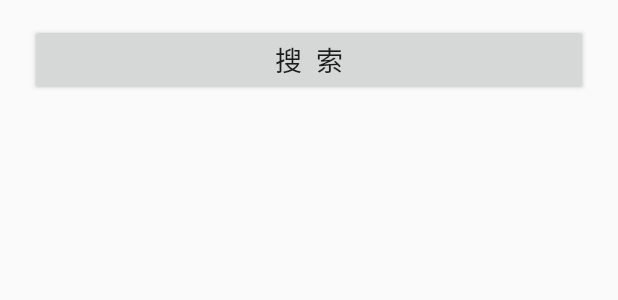
After one commit to NicolasKun/MemoDemo, an Android app: the layout activity_select_device.xml on its own in the app's theme, with its tools: preview values and no code run, on a phone screen of 412 x 824 dp. The commit adds this screen. Shown: the top 300 px of the screen. Run offline under Robolectric (Android 15) with nearby library versions, the phone set to English and light mode, and no system bars.

Commit message:
添加蓝牙打印模块~

```diff
--- /dev/null
+++ b/app/src/main/res/layout/activity_select_device.xml
@@ -0,0 +1,51 @@
+<?xml version="1.0" encoding="utf-8"?>
+<LinearLayout xmlns:android="http://schemas.android.com/apk/res/android"
+    xmlns:tools="http://schemas.android.com/tools"
+    android:orientation="vertical"
+    android:layout_width="match_parent"
+    android:layout_height="match_parent"
+    android:paddingTop="@dimen/activity_vertical_margin"
+    tools:context="cn.leeq.util.memodemo.ui.SelectDevice">
+    <LinearLayout
+        android:layout_width="match_parent"
+        android:layout_height="wrap_content"
+        android:orientation="vertical"></LinearLayout>
+    <TextView
+        android:visibility="gone"
+        android:text="已配对的设备"
+        android:id="@+id/sd_tv_paired"
+        android:layout_width="match_parent"
+        android:layout_height="wrap_content"
+        android:textSize="13sp"
+        android:paddingLeft="10dp"
+        android:paddingTop="4dp"
+        android:paddingBottom="4dp"
+        android:background="#e2e2e2"/>
+    <cn.leeq.util.memodemo.widget.CommentListView
+        android:id="@+id/sd_paired_list_view"
+        android:layout_width="match_parent"
+        android:layout_height="wrap_content"/>
+    <TextView
+        android:visibility="gone"
+        android:text="可以进行配对的设备"
+        android:id="@+id/sd_tv_canbe_pair"
+        android:layout_width="match_parent"
+        android:layout_height="wrap_content"
+        android:textSize="13sp"
+        android:paddingLeft="10dp"
+        android:paddingTop="4dp"
+        android:paddingBottom="4dp"
+        android:background="#e2e2e2"/>
+    <cn.leeq.util.memodemo.widget.CommentListView
+        android:id="@+id/sd_canbe_pair_list_view"
+        android:layout_width="match_parent"
+        android:layout_height="wrap_content"/>
+    <Button
+        android:onClick="searchDevice"
+        android:layout_width="match_parent"
+        android:layout_height="wrap_content"
+        android:layout_marginLeft="20dp"
+        android:layout_marginRight="20dp"
+        android:textSize="18sp"
+        android:text="搜  索"/>
+</LinearLayout>
```
Also changed, not shown: app/src/main/AndroidManifest.xml (+6 -1 lines), app/src/main/java/cn/leeq/util/memodemo/ui/BlueToothDemo.java (+95 -81 lines), app/src/main/java/cn/leeq/util/memodemo/ui/SelectDevice.java (added, +138 -0 lines), app/src/main/res/layout/activity_blue_tooth_demo.xml (+23 -9 lines), app/src/main/res/layout/device_item.xml (added, +10 -0 lines), app/libs/btsdk.jar (added).
